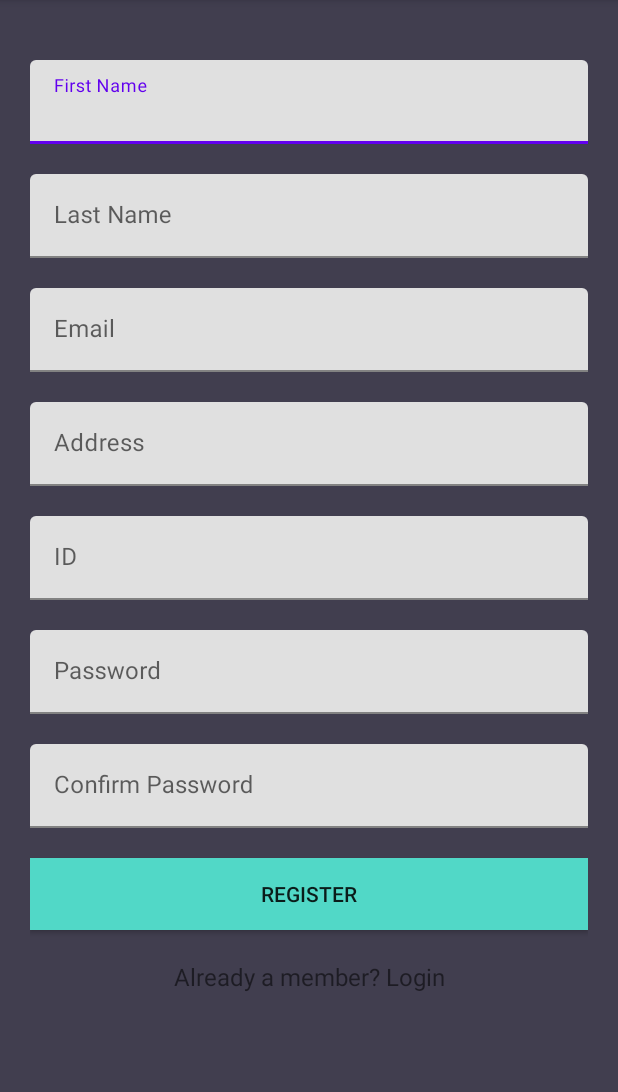
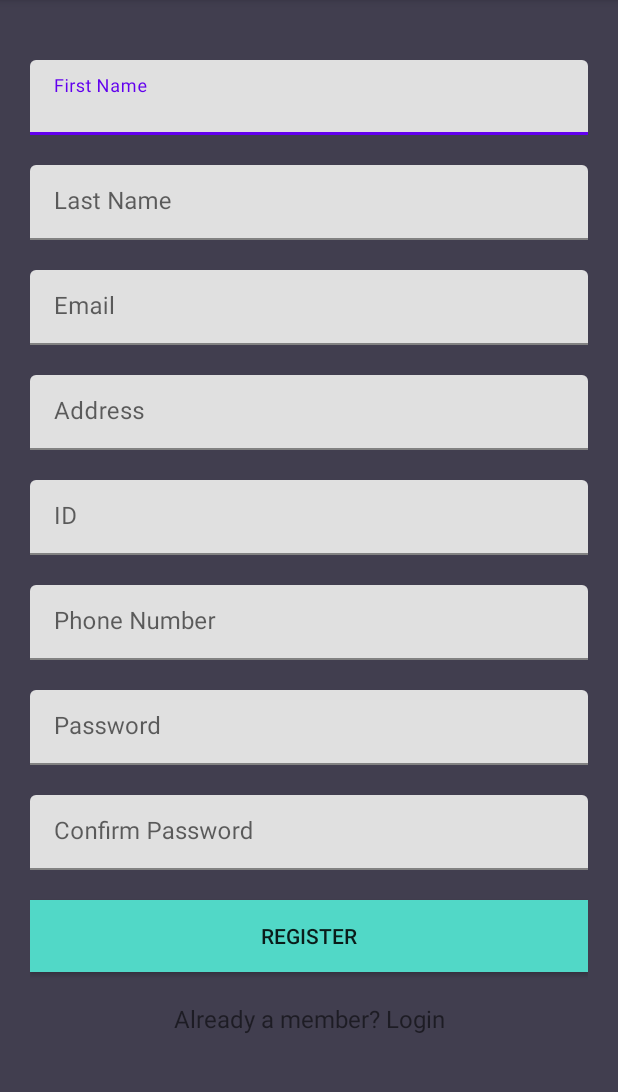
Before and after one commit to maorsarusi/myPackageDeliver, an Android app: the RegisterActivity screen opened directly, with no data from a screen before it, on a phone screen of 412 x 824 dp, the part 84-1176 px from its top. Run offline under Robolectric (Android 15) with nearby library versions, the phone set to English and light mode, and no system bars; our stand-ins replace Firebase (no records; nobody signed in at launch, a user with empty details on screens opened directly).

Commit message:
phone number

```diff
--- a/app/src/main/AndroidManifest.xml
+++ b/app/src/main/AndroidManifest.xml
@@ -1,6 +1,7 @@
 <?xml version="1.0" encoding="utf-8"?>
 <manifest xmlns:android="http://schemas.android.com/apk/res/android"
     package="com.example.mypackagedeliver">
+    <uses-permission android:name="android.permission.SEND_SMS" />
 
     <application
         android:allowBackup="true"
--- a/app/src/main/java/com/example/mypackagedeliver/Entities/User.kt
+++ b/app/src/main/java/com/example/mypackagedeliver/Entities/User.kt
@@ -6,6 +6,7 @@ class User {
     var first_name: String? = null
     var last_name: String? = null
     var user_id: Int? = null
+    var phone: String? = null
 
 
     constructor() {}
@@ -14,13 +15,15 @@ class User {
         email: String?,
         first_name: String?,
         last_name: String?,
-        user_id: Int?
+        user_id: Int?,
+        phone: String?
     ) {
         this.address = address
         this.email = email
         this.first_name = first_name
         this.last_name = last_name
         this.user_id = user_id
+        this.phone = phone
     }
 
 }
--- a/app/src/main/java/com/example/mypackagedeliver/Entities/UserParcel.kt
+++ b/app/src/main/java/com/example/mypackagedeliver/Entities/UserParcel.kt
@@ -21,4 +21,6 @@ data class UserParcel
     val last_name: String,
     @ColumnInfo(name = "user_id")
     val user_id: Int,
+    @ColumnInfo(name = "phone")
+    val phone: String,
 )
--- a/app/src/main/res/layout/activity_register.xml
+++ b/app/src/main/res/layout/activity_register.xml
@@ -19,7 +19,7 @@
         <com.google.android.material.textfield.TextInputLayout
             android:id="@+id/textInputLayoutFirstName"
             android:layout_width="match_parent"
-            android:layout_height="wrap_content"
+            android:layout_height="50dp"
             android:layout_marginTop="20dp">
 
             <com.google.android.material.textfield.TextInputEditText
@@ -35,7 +35,7 @@
         <com.google.android.material.textfield.TextInputLayout
             android:id="@+id/textInputLayoutLastName"
             android:layout_width="match_parent"
-            android:layout_height="wrap_content"
+            android:layout_height="50dp"
             android:layout_marginTop="20dp">
 
             <com.google.android.material.textfield.TextInputEditText
@@ -51,7 +51,7 @@
         <com.google.android.material.textfield.TextInputLayout
             android:id="@+id/textInputLayoutEmail"
             android:layout_width="match_parent"
-            android:layout_height="wrap_content"
+            android:layout_height="50dp"
             android:layout_marginTop="20dp">
 
             <com.google.android.material.textfield.TextInputEditText
@@ -67,7 +67,7 @@
         <com.google.android.material.textfield.TextInputLayout
             android:id="@+id/textInputLayoutAddress"
             android:layout_width="match_parent"
-            android:layout_height="wrap_content"
+            android:layout_height="50dp"
             android:layout_marginTop="20dp">
 
             <com.google.android.material.textfield.TextInputEditText
@@ -83,7 +83,7 @@
         <com.google.android.material.textfield.TextInputLayout
             android:id="@+id/textInputLayoutID"
             android:layout_width="match_parent"
-            android:layout_height="wrap_content"
+            android:layout_height="50dp"
             android:layout_marginTop="20dp">
 
             <com.google.android.material.textfield.TextInputEditText
@@ -97,9 +97,26 @@
         </com.google.android.material.textfield.TextInputLayout>
 
         <com.google.android.material.textfield.TextInputLayout
+            android:id="@+id/textInputLayoutPhone"
+            android:layout_width="match_parent"
+            android:layout_height="50dp"
+            android:layout_marginTop="20dp">
+
+            <com.google.android.material.textfield.TextInputEditText
+                android:id="@+id/textInputEditTextPhone"
+                android:layout_width="match_parent"
+                android:layout_height="wrap_content"
+                android:hint="@string/hint_phone"
+                android:inputType="text"
+                android:maxLines="1"
+                android:textColor="@android:color/black" />
+        </com.google.android.material.textfield.TextInputLayout>
+
+
+        <com.google.android.material.textfield.TextInputLayout
             android:id="@+id/textInputLayoutPassword"
             android:layout_width="match_parent"
-            android:layout_height="wrap_content"
+            android:layout_height="50dp"
             android:layout_marginTop="20dp">
 
             <com.google.android.material.textfield.TextInputEditText
@@ -115,7 +132,7 @@
         <com.google.android.material.textfield.TextInputLayout
             android:id="@+id/textInputLayoutConfirmPassword"
             android:layout_width="match_parent"
-            android:layout_height="wrap_content"
+            android:layout_height="50dp"
             android:layout_marginTop="20dp">
 
             <com.google.android.material.textfield.TextInputEditText
--- a/app/src/main/res/values/strings.xml
+++ b/app/src/main/res/values/strings.xml
@@ -40,4 +40,5 @@
     <string name="title">Enter package details</string>
     <string name="butten_insert">Insert package to store</string>
     <string name="logout">Log out</string>
+    <string name="hint_phone">Phone Number</string>
 </resources>
```
Also changed, not shown: app/src/main/java/com/example/mypackagedeliver/UI/Login/RegisterActivity.kt (+9 -1 lines).
